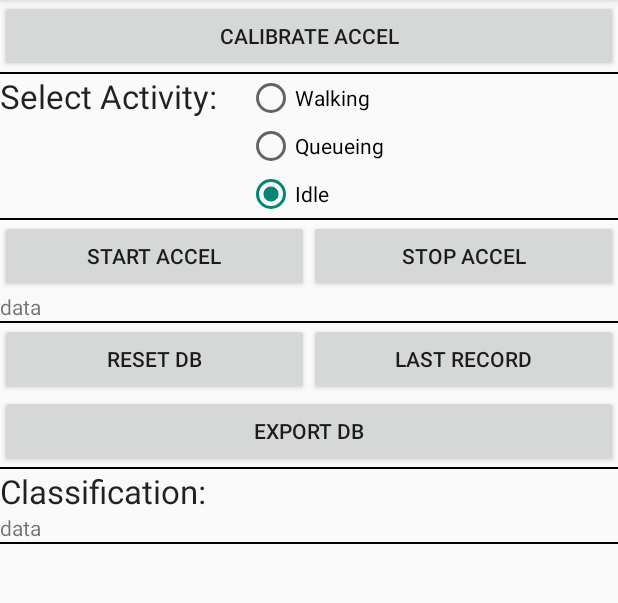
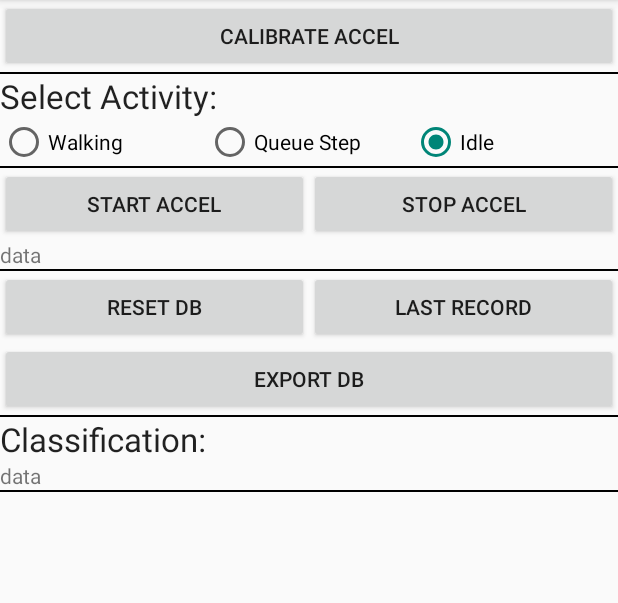
Before and after one commit to HesselM/IN4254-SmartPhoneSensing, an Android app: the screen it shows after launch (MainActivity), on a phone screen of 412 x 824 dp, the part 84-687 px from its top. Run offline under Robolectric (Android 15) with nearby library versions, the phone set to English and light mode, and no system bars.

Commit message:
added QueueStep option in app/interface as motiontype

```diff
--- a/FoodCourt/app/src/main/java/com/tudelft/teamawesome/foodcourt/Accelerometer.java
+++ b/FoodCourt/app/src/main/java/com/tudelft/teamawesome/foodcourt/Accelerometer.java
@@ -110,14 +110,10 @@ public class Accelerometer implements SensorEventListener {
             //check if we where calibrating
             if (calibrate) {
                 //calculate bias..
-                dbAPI.calculateAccelBias(collectedSamples_lowerBound);
+                accelBias = dbAPI.calculateAccelBias(collectedSamples_lowerBound);
 
                 //calibration is done
                 calibrate = false;
-
-                //message user we are done
-                //Toast toast = Toast.makeText(this.appContext, "Calibration is done", Toast.LENGTH_SHORT);
-                //toast.show();
             }
 
         }
--- a/FoodCourt/app/src/main/java/com/tudelft/teamawesome/foodcourt/MainActivity.java
+++ b/FoodCourt/app/src/main/java/com/tudelft/teamawesome/foodcourt/MainActivity.java
@@ -82,6 +82,11 @@ public class MainActivity extends ActionBarActivity {
                     selectedMotionType = MotionType.QUEUEING;
                 }
                 break;
+            case R.id.rad_ActStatusQueueStep:
+                if (checked) {
+                    selectedMotionType = MotionType.QUEUESTEP;
+                }
+                break;
             case R.id.rad_ActStatusWalking:
                 if (checked) {
                     selectedMotionType = MotionType.WALKING;
--- a/FoodCourt/app/src/main/java/com/tudelft/teamawesome/foodcourt/MotionType.java
+++ b/FoodCourt/app/src/main/java/com/tudelft/teamawesome/foodcourt/MotionType.java
@@ -7,7 +7,7 @@ package com.tudelft.teamawesome.foodcourt;
  *  Enables a more clear approach in calling/storing/setting motiontypes throughout the app
  */
 public enum MotionType {
-    WALKING(3), QUEUEING(2), IDLE(1);
+    QUEUESTEP(4), WALKING(3), QUEUEING(2), IDLE(1);
     private int value;
 
     private MotionType(int value) {
--- a/FoodCourt/app/src/main/res/layout/activity_main.xml
+++ b/FoodCourt/app/src/main/res/layout/activity_main.xml
@@ -28,38 +28,41 @@
     <LinearLayout
         android:layout_width="match_parent"
         android:layout_height="wrap_content"
-        android:orientation="horizontal">
+        android:orientation="vertical">
 
         <TextView
             android:id="@+id/txt_tSelectActivity"
-            android:layout_width="wrap_content"
+            android:layout_width="match_parent"
             android:layout_height="wrap_content"
             android:text="@string/tSelectActivity"
             android:textAppearance="?android:attr/textAppearanceLarge"/>
 
         <RadioGroup
             android:id="@+id/radGroup_ActStatus"
-            android:layout_width="wrap_content"
+            android:layout_width="match_parent"
             android:layout_height="wrap_content"
-            android:layout_marginLeft="20dp">
+            android:orientation='horizontal'>
 
             <RadioButton
                 android:id="@+id/rad_ActStatusWalking"
-                android:layout_width="wrap_content"
+                android:layout_weight=".33"
+                android:layout_width="0dp"
                 android:layout_height="wrap_content"
                 android:text="@string/walking"
                 android:onClick="activityChanged"/>
 
             <RadioButton
-                android:id="@+id/rad_ActStatusQueueing"
-                android:layout_width="wrap_content"
+                android:id="@+id/rad_ActStatusQueueStep"
+                android:layout_weight=".33"
+                android:layout_width="0dp"
                 android:layout_height="wrap_content"
-                android:text="@string/queueing"
+                android:text="@string/queueStep"
                 android:onClick="activityChanged"/>
 
             <RadioButton
                 android:id="@+id/rad_ActStatusIdle"
-                android:layout_width="wrap_content"
+                android:layout_weight=".33"
+                android:layout_width="0dp"
                 android:layout_height="wrap_content"
                 android:text="@string/idle"
                 android:checked="true"
--- a/FoodCourt/app/src/main/res/values/strings.xml
+++ b/FoodCourt/app/src/main/res/values/strings.xml
@@ -9,6 +9,7 @@
     <string name="walking">Walking</string>
     <string name="queueing">Queueing</string>
     <string name="idle">Idle</string>
+    <string name="queueStep">Queue Step</string>
 
     <!-- Actions -->
     <string name="accelStart">Start Accel</string>
```
Also changed, not shown: FoodCourt/app/src/main/java/com/tudelft/teamawesome/foodcourt/DatabaseAPI.java (+20 -16 lines).
